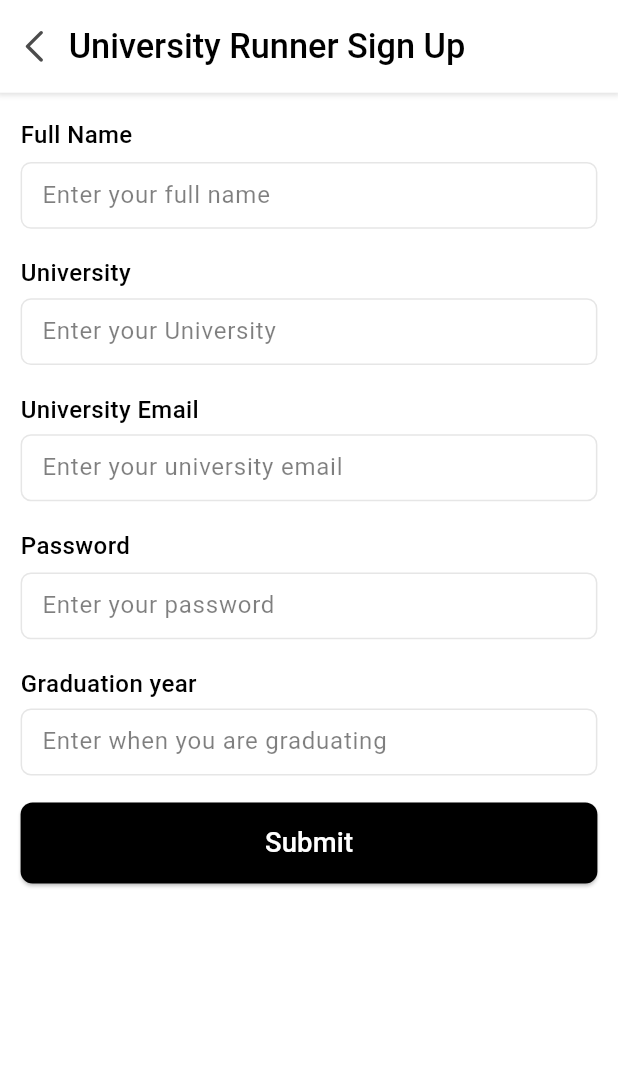
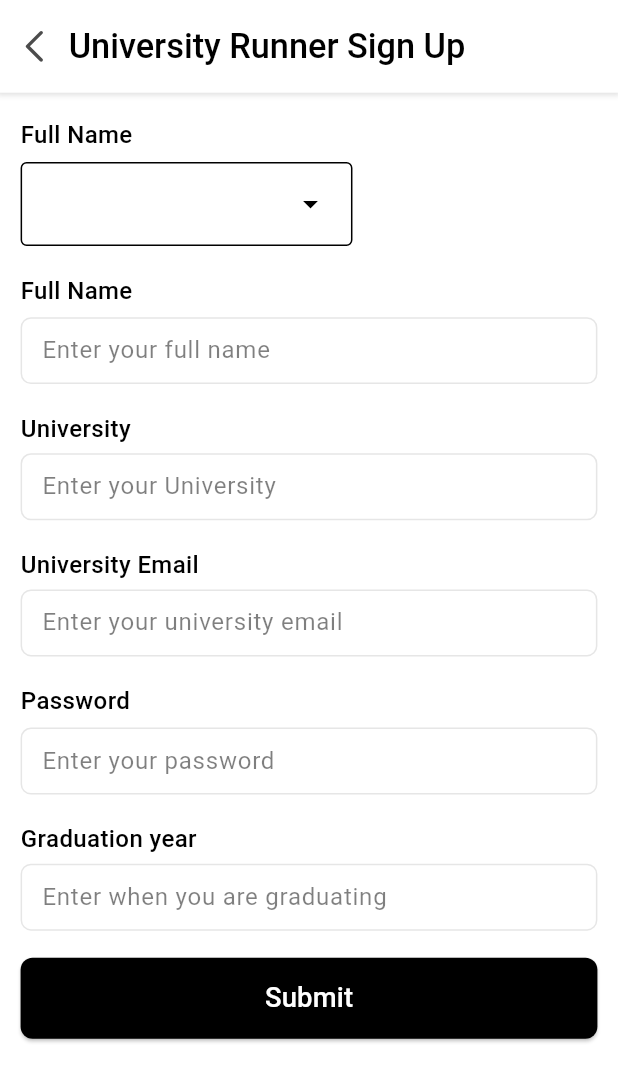
Before and after one commit to BillboEliasJohansson/Studentloppet-Frontend, a Flutter app: the SignupScreen screen opened by its route, on a phone screen of 412 x 824 dp. Shown: the top 1082 px of the screen. Run offline on Flutter 3.47's test engine with Material 3 defaults, Android fonts, the phone set to English and light mode, and no system bars; our stand-ins replace cached_network_image, flutter_svg.

Commit message:
Inital test of dropdownmenu for uni

```diff
--- a/lib/Screens/signup_screen.dart
+++ b/lib/Screens/signup_screen.dart
@@ -9,6 +9,7 @@ import 'package:studentloppet/utils/image_constant.dart';
 import 'package:studentloppet/utils/size_utils.dart';
 import 'package:studentloppet/utils/validation_functions.dart';
 import 'package:studentloppet/utils/snackbars_util.dart';
+import 'package:studentloppet/widgets/custom_dropdownmenu.dart';
 import '../../widgets/app_bar/appbar_leading_image.dart';
 import '../../widgets/app_bar/appbar_title.dart';
 import '../../widgets/app_bar/custom_app_bar.dart';
@@ -55,6 +56,8 @@ class SignupScreen extends StatelessWidget {
                 ),
                 child: Column(
                   children: [
+                    _buildInputUniversityDropDown(context),
+                    SizedBox(height: 14.v),
                     _buildInputFullName(context),
                     SizedBox(height: 14.v),
                     _buildInputUniversityPlace(context),
@@ -157,6 +160,23 @@ class SignupScreen extends StatelessWidget {
     );
   }
 
+  Widget _buildInputUniversityDropDown(BuildContext context) {
+    return Column(
+      crossAxisAlignment: CrossAxisAlignment.start,
+      children: [
+        Text(
+          "Full Name",
+          style: theme.textTheme.titleSmall,
+        ),
+        SizedBox(height: 5.v),
+        CustomDropDownMenu(entries: <DropdownMenuEntry<Color>>[
+          DropdownMenuEntry(value: Colors.red, label: "Uppsala Universitet"),
+          DropdownMenuEntry(value: Colors.black, label: "black")
+        ])
+      ],
+    );
+  }
+
   /// Section Widget
   Widget _buildInputPassword(BuildContext context) {
     return Column(
--- /dev/null
+++ b/lib/widgets/custom_dropdownmenu.dart
@@ -0,0 +1,98 @@
+import 'package:flutter/material.dart';
+import 'package:studentloppet/theme/theme_helper.dart';
+import 'package:studentloppet/utils/size_utils.dart';
+
+class CustomDropDownMenu extends StatelessWidget {
+  const CustomDropDownMenu(
+      {super.key,
+      this.alignment,
+      this.width,
+      this.scrollPadding,
+      this.controller,
+      this.focusNode,
+      this.autofocus = false,
+      this.textStyle,
+      this.obscureText = false,
+      this.textInputAction = TextInputAction.next,
+      this.textInputType = TextInputType.text,
+      this.maxLines,
+      this.hintText,
+      this.hintStyle,
+      this.prefix,
+      this.prefixConstraints,
+      this.suffix,
+      this.suffixConstraints,
+      this.contentPadding,
+      this.borderDecoration,
+      this.fillColor,
+      this.filled = false,
+      this.validator,
+      required this.entries});
+
+  final Alignment? alignment;
+
+  final double? width;
+
+  final TextEditingController? scrollPadding;
+
+  final TextEditingController? controller;
+
+  final FocusNode? focusNode;
+
+  final bool? autofocus;
+
+  final TextStyle? textStyle;
+
+  final bool? obscureText;
+
+  final TextInputAction? textInputAction;
+
+  final TextInputType? textInputType;
+
+  final int? maxLines;
+
+  final String? hintText;
+
+  final TextStyle? hintStyle;
+
+  final Widget? prefix;
+
+  final BoxConstraints? prefixConstraints;
+
+  final Widget? suffix;
+
+  final BoxConstraints? suffixConstraints;
+
+  final EdgeInsets? contentPadding;
+
+  final InputBorder? borderDecoration;
+
+  final Color? fillColor;
+
+  final bool? filled;
+
+  final FormFieldValidator<String>? validator;
+
+  final List<DropdownMenuEntry<dynamic>> entries;
+
+  @override
+  Widget build(BuildContext context) {
+    return alignment != null
+        ? Align(
+            alignment: alignment ?? Alignment.center,
+            child: dropDownMenuWidget(context))
+        : dropDownMenuWidget(context);
+  }
+
+  Widget dropDownMenuWidget(BuildContext context) => SizedBox(
+        width: width ?? double.maxFinite,
+        child: DropdownMenu(
+          enableSearch: true,
+          enableFilter: true,
+          dropdownMenuEntries: entries,
+
+        ),
+      );
+
+
+}
```
Also changed, not shown: lib/widgets/custom_bottom_bar.dart (deleted, +0 -163 lines), lib/widgets/custom_floating_button.dart (deleted, +0 -55 lines), lib/widgets/custom_icon_button.dart (deleted, +0 -64 lines).
